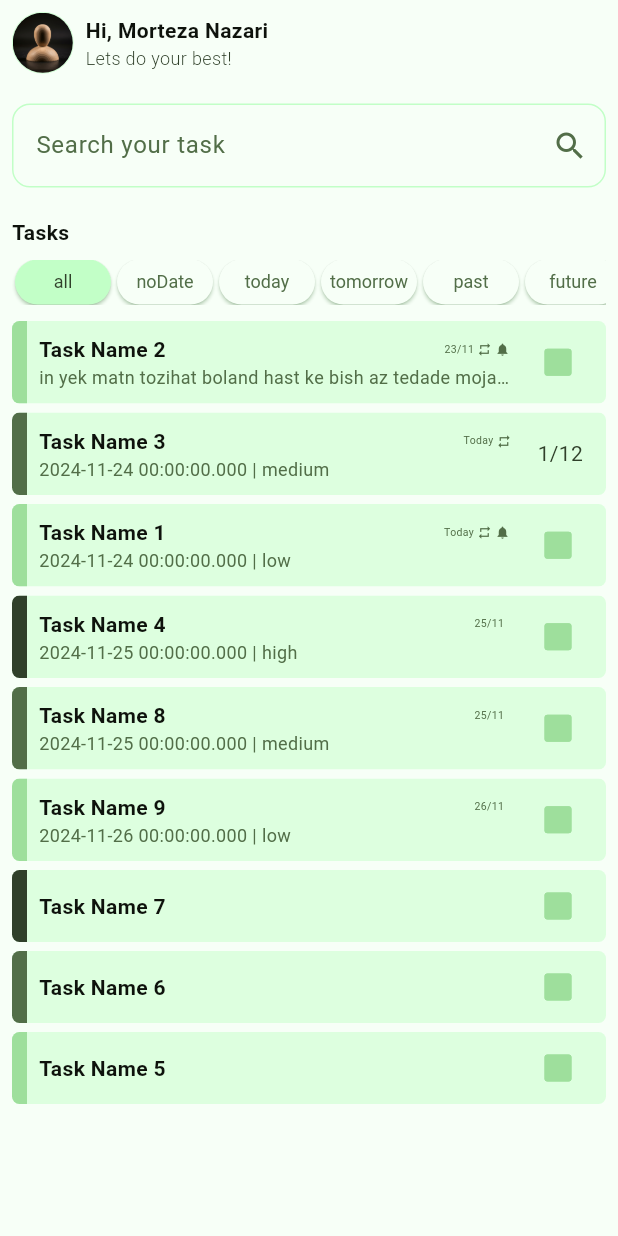
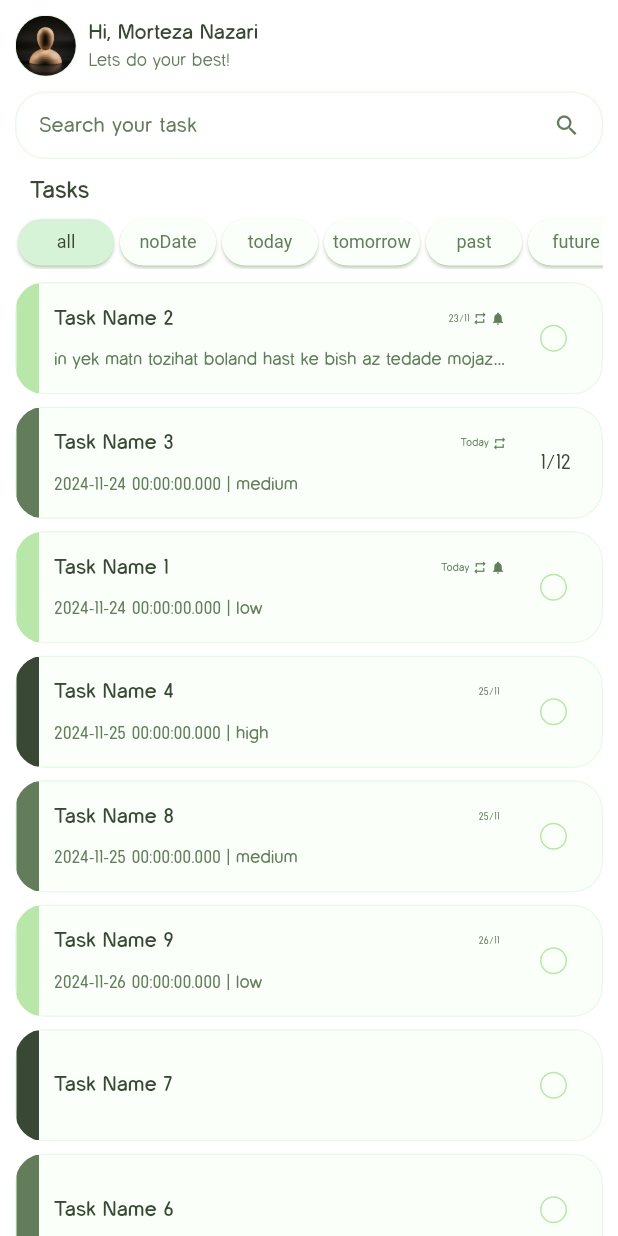
Before and after one commit to mortezanazari-hub/emendo_flutter, a Flutter app: the screen it shows after launch, on a phone screen of 412 x 824 dp. Run offline on Flutter 3.47's test engine with Material 3 defaults, Android fonts, the phone set to English and light mode, and no system bars; our stand-ins replace bloc, dio, equatable, flutter_bloc, flutter_svg, get_it and 3 more.

Commit message:
fix home ui

```diff
--- a/lib/core/utils/app_const.dart
+++ b/lib/core/utils/app_const.dart
@@ -40,11 +40,13 @@ class AppConst {
   static const Color disabledColor = Color(0xffbabfcd);
   static const Color indigoColor = Color(0xFF1C2135);
 
-  static const Color color1 = Color(0xffF7FFF7);
-  static const Color color2 = Color(0xffDDFFDF);
-  static const Color color3 = Color(0xffC2FFC7);
-  static const Color color4 = Color(0xff9EDF9C);
-  static const Color color5 = Color(0xff526E48);
-  static const Color color6 = Color(0xff30402A);
-  static const Color color7 = Color(0xff0E120C);
+  static const Color color0 = Color(0xffF7FFF7);
+  static const Color color1 = Color(0xFFFAFFFA);
+  static const Color color2 = Color(0xFFE9F9E9);
+  static const Color color3 = Color(0xFFD7F3D7);
+  static const Color color4 = Color(0xFFB8E7A9);
+  static const Color color4_5 = Color(0xFF637D5B);
+  static const Color color5 = Color(0xFF637D5B);
+  static const Color color6 = Color(0xFF394834);
+  static const Color color7 = Color(0xFF0E120C);
 }
--- a/lib/core/utils/filter_search.dart
+++ b/lib/core/utils/filter_search.dart
@@ -17,14 +17,14 @@ class FilterButton extends StatelessWidget {
   @override
   Widget build(BuildContext context) {
     return SizedBox(
-      height: 30,
+      height: 35,
       child: ListView.builder(
         scrollDirection: Axis.horizontal,
         itemCount: FilterSearch.values.length,
         itemBuilder: (context, index) {
           final value = FilterSearch.values[index];
           return Padding(
-            padding: const EdgeInsets.symmetric(horizontal: 2.0),
+            padding: const EdgeInsets.all(2.0),
             child: ElevatedButton(
               onPressed: () => onFilterSelected(value),
               style: ButtonStyle(
--- a/lib/features/home/presentation/pages/home_screen.dart
+++ b/lib/features/home/presentation/pages/home_screen.dart
@@ -57,11 +57,11 @@ class _HomeScreenState extends State<HomeScreen> {
   @override
   Widget build(BuildContext context) {
     return Scaffold(
-      backgroundColor: AppConst.color1,
+      backgroundColor: Colors.white,
       body: SafeArea(
         child: SingleChildScrollView(
           child: Padding(
-            padding: const EdgeInsets.all(8.0),
+            padding: const EdgeInsets.all(10.0),
             child: Column(
               children: [
                 /// start header
@@ -95,14 +95,14 @@ class _HomeScreenState extends State<HomeScreen> {
                           "Hi, $_userFullName",
                           style: TextStyle(
                               fontWeight: FontWeight.bold,
-                              color: AppConst.color7),
+                              color: AppConst.color6),
                         ), //name
                         const Text(
                           "Lets do your best!",
                           style: TextStyle(
                               fontSize: 12.0,
                               fontWeight: FontWeight.w300,
-                              color: AppConst.color6),
+                              color: AppConst.color5),
                         ), //motto description
                       ],
                     )
@@ -113,52 +113,68 @@ class _HomeScreenState extends State<HomeScreen> {
                 /// start body
 
                 //space
-                SizedBox(height: 20),
+                SizedBox(height: 10),
 
                 //search bar
-                TextFormField(
+                SizedBox(
+                  height: 45,
+                  child: TextFormField(
                     onChanged: (value) {
                       //search logic goes here
                     },
-                  style: TextStyle(color: AppConst.color6),
+                    style: TextStyle(color: AppConst.color5),
                     decoration: InputDecoration(
                       border: OutlineInputBorder(
-                      borderSide: BorderSide(color: AppConst.color3, width: 1),
-                      borderRadius: BorderRadius.circular(12.0),
+                        borderSide:
+                            BorderSide(color: AppConst.color2, width: 1),
+                        borderRadius: BorderRadius.circular(20.0),
                       ),
                       enabledBorder: OutlineInputBorder(
-                      borderSide: BorderSide(color: AppConst.color3, width: 1),
-                      borderRadius: BorderRadius.circular(12.0),
+                        borderSide:
+                            BorderSide(color: AppConst.color2, width: 1),
+                        borderRadius: BorderRadius.circular(20.0),
                       ),
                       focusedBorder: OutlineInputBorder(
-                      borderSide: BorderSide(color: AppConst.color4, width: 1),
-                      borderRadius: BorderRadius.circular(12.0),
+                        borderSide:
+                            BorderSide(color: AppConst.color4, width: 1),
+                        borderRadius: BorderRadius.circular(20.0),
                       ),
                       hintText: "Search your task",
-                    hintStyle: TextStyle(color: AppConst.color5),
-                    suffixIcon: Icon(Icons.search, color: AppConst.color5),
+                      hintStyle: TextStyle(
+                        color: AppConst.color4_5,
+                        fontSize: 14,
+                      ),
+                      suffixIcon: Icon(
+                        Icons.search,
+                        color: AppConst.color4_5,
+                        size: 18,
+                      ),
+                    ),
                   ),
                 ),
 
                 //space
-                SizedBox(height: 20),
+                SizedBox(height: 10),
 
                 //Tasks list items
                 Row(children: [
+                  SizedBox(width: 10),
                   Text(
                     "Tasks",
                     style: TextStyle(
-                        fontWeight: FontWeight.bold, color: AppConst.color7),
+                        fontWeight: FontWeight.bold,
+                        color: AppConst.color6,
+                        fontSize: 16),
                   ),
                   Spacer(),
                   //AppLinkText(text: "see more", onPressed: () {})
                 ]),
-                SizedBox(height: 8),
+                SizedBox(height: 5),
                 FilterButton(
                   initialFilter: _selectedFilter,
                   onFilterSelected: _onFilterSelected,
                 ),
-                SizedBox(height: 8),
+                SizedBox(height: 5),
 
                 //tasks list
                 ListView.builder(
--- a/lib/features/tasks/presentation/widget/task_view_model.dart
+++ b/lib/features/tasks/presentation/widget/task_view_model.dart
@@ -22,17 +22,21 @@ class _TaskWidgetState extends State<TaskWidget> {
   Widget build(BuildContext context) {
     final task = widget.task;
     return Container(
-      margin: EdgeInsets.symmetric(vertical: 3),
+      margin: EdgeInsets.symmetric(vertical: 4),
       child: ClipRRect(
-        borderRadius: BorderRadius.circular(5),
+        borderRadius: BorderRadius.circular(20),
         child: Container(
-          height: task.taskDescription != null ? 55 : 48,
-          decoration: BoxDecoration(color: AppConst.color2),
+          height: 75,
+          decoration: BoxDecoration(
+            color: AppConst.color1,
+            border: Border.all(color: AppConst.color2, width: 1),
+            borderRadius: BorderRadius.circular(20),
+          ),
           child: Row(
             crossAxisAlignment: CrossAxisAlignment.start,
             children: [
               Container(
-                width: 10,
+                width: 15,
                 decoration: BoxDecoration(
                   color: task.taskPriority == TaskPriority.high
                       ? AppConst.color6
@@ -41,7 +45,7 @@ class _TaskWidgetState extends State<TaskWidget> {
                           : AppConst.color4,
                 ),
               ),
-              SizedBox(width: 8),
+              SizedBox(width: 10),
               Expanded(
                 child: Column(
                   crossAxisAlignment: CrossAxisAlignment.start,
@@ -55,7 +59,7 @@ class _TaskWidgetState extends State<TaskWidget> {
                         Text(
                           task.taskName,
                           style: TextStyle(
-                            color: AppConst.color7,
+                            color: AppConst.color6,
                             fontWeight: FontWeight.bold,
                           ),
                         ),
@@ -66,16 +70,16 @@ class _TaskWidgetState extends State<TaskWidget> {
                             IsToday.isToday(task.dueDate!))
                           Text(
                             "Today",
-                            style:
-                                TextStyle(fontSize: 7, color: AppConst.color5),
+                            style: TextStyle(
+                                fontSize: 7, color: AppConst.color4_5),
                           ),
                         if (task.specificTime == true &&
                             task.dueDate != null &&
                             !IsToday.isToday(task.dueDate!))
                           Text(
                             "${task.dueDate!.day.toString().padLeft(2, '0')}/${task.dueDate!.month.toString().padLeft(2, '0')}",
-                            style:
-                                TextStyle(fontSize: 7, color: AppConst.color5),
+                            style: TextStyle(
+                                fontSize: 7, color: AppConst.color4_5),
                           ),
                         SizedBox(width: 2),
                         //repeat icon
@@ -83,7 +87,7 @@ class _TaskWidgetState extends State<TaskWidget> {
                           Icon(
                             Icons.repeat,
                             size: 10,
-                            color: AppConst.color5,
+                            color: AppConst.color4_5,
                           ),
                         SizedBox(width: 2),
                         //notification icon
@@ -91,11 +95,13 @@ class _TaskWidgetState extends State<TaskWidget> {
                           Icon(
                             Icons.notifications,
                             size: 10,
-                            color: AppConst.color5,
+                            color: AppConst.color4_5,
                           ),
                       ],
                     ),
+
                     //description
+                    if (task.taskDescription != null) SizedBox(height: 9),
                     if (task.taskDescription != null)
                       Text(
                         task.taskDescription!,
@@ -117,13 +123,17 @@ class _TaskWidgetState extends State<TaskWidget> {
                   SizedBox(width: 45),
                   task.subTasks.isEmpty
                       ? Checkbox(
-                          activeColor: AppConst.color5,
-                          checkColor: AppConst.color6,
-                          fillColor: WidgetStatePropertyAll(AppConst.color4),
+                          activeColor: AppConst.color4,
+                          checkColor: AppConst.color5,
+                          // fillColor: WidgetStatePropertyAll(AppConst.color4),
                           focusColor: AppConst.color3,
                           hoverColor: AppConst.color3,
+                          shape: CircleBorder(
+                            eccentricity: 0.5,
+                            //side: BorderSide(color: AppConst.color2, width: 1),
+                          ),
                           splashRadius: 20,
-                          side: BorderSide(color: AppConst.color4),
+                          side: BorderSide(color: AppConst.color4, width: 1),
                           value: task.isCompleted!,
                           onChanged: (status) {
                             setState(() {
--- a/lib/main.dart
+++ b/lib/main.dart
@@ -26,7 +26,10 @@ class MyApp extends StatelessWidget {
 
   @override
   Widget build(BuildContext context) {
-    return const MaterialApp(
+    return MaterialApp(
+      theme: ThemeData(
+        fontFamily: 'NauticaRounded',
+      ),
       debugShowCheckedModeBanner: false,
       title: 'EmenDo',
       home: HomeScreen(),
```
Also changed, not shown: pubspec.yaml (+8 -6 lines), lib/core/resources/font/nautica-rounded/NauticaRounded-Regular.otf (added), lib/core/resources/font/nautica-rounded/NauticaRounded-SemiBold.otf (added), lib/core/resources/font/nautica-rounded/NauticaRounded-Thin.otf (added), lib/core/resources/font/nautica-rounded/NauticaRounded-ThinItalic.otf (added). Lines whose indentation alone changed are shown as unchanged.
